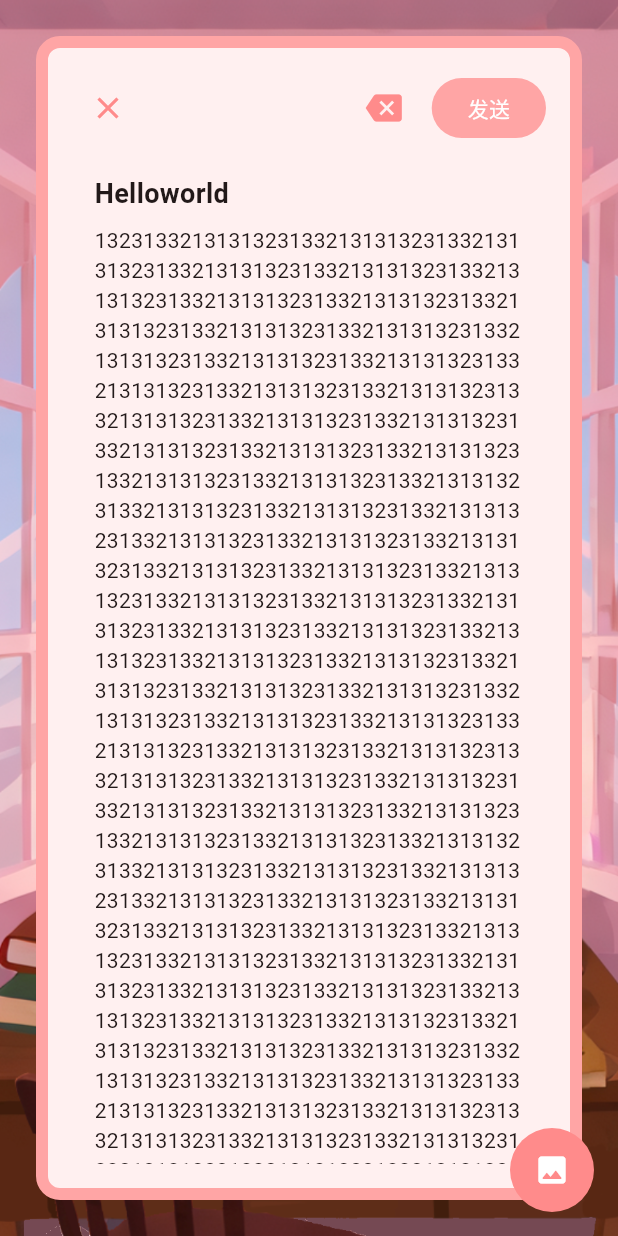
After one commit to afterglow-ai/afterglow, a Flutter app: the screen it shows after launch, item 3 of the bottom bar chosen, after a tap on "Debug", on a phone screen of 412 x 824 dp. The commit adds this screen. Run offline on Flutter 3.47's test engine with Material 3 defaults, Android fonts, the phone set to English and light mode, and no system bars; our stand-ins replace audioplayers, dio, flutter_svg, supabase_flutter; accounts and stored records are empty; network calls fail; Roboto replaces fonts that are missing (Xiaolai).

Commit message:
🎨 letter container

```diff
--- a/lib/pages/profile_page.dart
+++ b/lib/pages/profile_page.dart
@@ -1,5 +1,6 @@
 import 'package:sendream/widgets/book_container.dart';
 import 'package:flutter/material.dart';
+import 'package:sendream/widgets/letter_container.dart';
 import 'package:supabase_flutter/supabase_flutter.dart';
 
 class ProfilePage extends StatelessWidget {
@@ -37,6 +38,18 @@ class ProfilePage extends StatelessWidget {
             title: Text("设置"),
             trailing: Icon(Icons.chevron_right),
           ),
+          ListTile(
+            contentPadding: EdgeInsets.zero,
+            title: Text("Debug"),
+            onTap: () => Navigator.of(context).push(
+              MaterialPageRoute(
+                builder: (context) => LetterContainer(
+                  title: "Helloworld",
+                ),
+              ),
+            ),
+            trailing: Icon(Icons.chevron_right),
+          ),
         ],
       ),
     );
--- /dev/null
+++ b/lib/widgets/letter_container.dart
@@ -0,0 +1,94 @@
+import 'package:flutter/material.dart';
+
+class LetterContainer extends StatelessWidget {
+  final String? title;
+  final String? body;
+  const LetterContainer({super.key, this.title, this.body});
+
+  @override
+  Widget build(BuildContext context) {
+    final theme = Theme.of(context);
+    return Container(
+      decoration: BoxDecoration(
+        image: DecorationImage(
+          fit: BoxFit.cover,
+          image: AssetImage("assets/bg0.png"),
+        ),
+      ),
+      child: Scaffold(
+        backgroundColor: Colors.transparent,
+        floatingActionButton: FloatingActionButton(
+          onPressed: () {},
+          elevation: 0,
+          shape: CircleBorder(),
+          backgroundColor: Color(0xFFFF8B8B),
+          child: Icon(Icons.photo_rounded, color: Colors.white),
+        ),
+        body: Container(
+          margin: const EdgeInsets.all(24),
+          constraints: BoxConstraints.expand(),
+          decoration: ShapeDecoration(
+            shape: RoundedRectangleBorder(
+              borderRadius: BorderRadius.circular(16),
+              side: BorderSide(color: theme.colorScheme.primary, width: 8),
+            ),
+            color: Color(0xFFFFF0F0),
+          ),
+          padding: const EdgeInsets.all(16.0),
+          child: Column(
+            children: [
+              Row(
+                children: [
+                  IconButton(
+                    onPressed: () {
+                      Navigator.of(context).pop();
+                    },
+                    icon: Icon(Icons.close, color: Color(0xFFFF8B8B)),
+                  ),
+                  Spacer(),
+                  IconButton(
+                    onPressed: () {},
+                    icon: Icon(Icons.backspace, color: Color(0xFFFF8B8B)),
+                  ),
+                  SizedBox(width: 8),
+                  FilledButton(
+                    onPressed: () {},
+                    child: Center(child: Text("发送")),
+                  ),
+                ],
+              ),
+              Expanded(
+                child: ListView(
+                  padding: EdgeInsets.only(top: 16),
+                  children: [
+                    Padding(
+                      padding: EdgeInsetsGeometry.symmetric(
+                        horizontal: 15.0,
+                        vertical: 4,
+                      ),
+                      child: Text(
+                        title ?? "",
+                        style: TextStyle(
+                          fontSize: 18,
+                          fontWeight: FontWeight.bold,
+                        ),
+                      ),
+                    ),
+                    Padding(
+                      padding: EdgeInsetsGeometry.symmetric(
+                        horizontal: 15.0,
+                        vertical: 4,
+                      ),
+                      child: Text("132313321313" * 1000),
+                    ),
+                    SizedBox(height: 100),
+                  ],
+                ),
+              ),
+            ],
+          ),
+        ),
+      ),
+    );
+  }
+}
```
Also changed, not shown: 1 other file.
